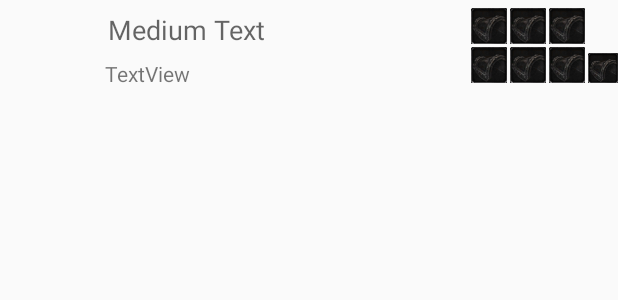
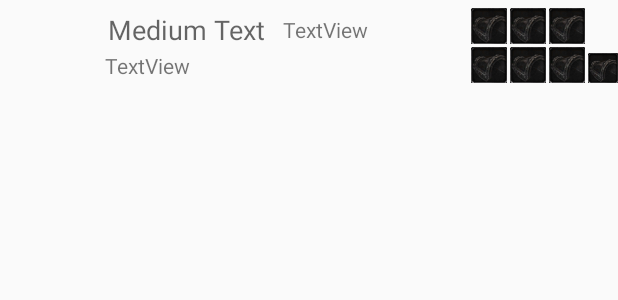
Before and after one commit to xiegeyang/LoL, an Android app: the layout imagetextlist.xml on its own in the app's theme, with its tools: preview values and no code run, on a phone screen of 412 x 824 dp. Shown: the top 300 px of the screen. Run offline under Robolectric (Android 15) with nearby library versions, the phone set to English and light mode, and no system bars.

Commit message:
Implement date and time for recent game info

```diff
--- a/app/src/main/java/com/example/geyangxie/lol/GameInfo.java
+++ b/app/src/main/java/com/example/geyangxie/lol/GameInfo.java
@@ -16,7 +16,7 @@ public class GameInfo implements Serializable {
     public int level;
     public boolean invalid;
     public String subType;
-    public long createDate;
+    public Long createDate;
     public int championId;
     public String gameType;
     public Stats stats;
--- a/app/src/main/java/com/example/geyangxie/lol/RequestEngine.java
+++ b/app/src/main/java/com/example/geyangxie/lol/RequestEngine.java
@@ -149,6 +149,11 @@ public class RequestEngine {
                 } catch (JSONException e) {
                     e.printStackTrace();
                 }
+                try {
+                    summoner.recentGames[i].createDate = jObject.getJSONArray("games").getJSONObject(i).getLong("createDate");
+                } catch (JSONException e) {
+                    e.printStackTrace();
+                }
 
             }
 
--- a/app/src/main/java/com/example/geyangxie/lol/SummonerInfo.java
+++ b/app/src/main/java/com/example/geyangxie/lol/SummonerInfo.java
@@ -43,7 +43,7 @@ public class SummonerInfo implements Serializable{
                 this.region = region;
                 break;
         }
-        recentGames = new GameInfo[3];
+        recentGames = new GameInfo[5];
         for(int i =0;i<recentGames.length;i++){
             recentGames[i] = new GameInfo();
         }
--- a/app/src/main/res/layout/imagetextlist.xml
+++ b/app/src/main/res/layout/imagetextlist.xml
@@ -17,7 +17,8 @@
         android:layout_toRightOf="@+id/champiomIcon"
         android:layout_toEndOf="@+id/champiomIcon"
         android:layout_marginLeft="0dp"
-        android:layout_marginStart="0dp">
+        android:layout_marginStart="0dp"
+        android:id="@+id/normal_layout">
 
         <TextView
             android:id="@+id/textView_isWin"
@@ -34,8 +35,28 @@
             android:layout_height="wrap_content"
             android:text="TextView"
             android:layout_marginLeft="10dp"
-            android:layout_marginTop="5dp"/>
+            />
     </LinearLayout>
+
+    <LinearLayout android:layout_width="wrap_content"
+        android:layout_height="wrap_content"
+        android:orientation="vertical"
+        android:layout_alignParentTop="true"
+        android:layout_toRightOf="@+id/normal_layout"
+        android:layout_toEndOf="@+id/normal_layout"
+        android:layout_marginLeft="0dp"
+        android:layout_marginStart="0dp">
+        <TextView
+
+            android:layout_width="wrap_content"
+            android:layout_height="wrap_content"
+            android:text="TextView"
+            android:layout_marginLeft="10dp"
+            android:layout_marginTop="10dp"
+            android:id="@+id/textView_date"
+            />
+    </LinearLayout>
+
 
     <TableLayout
         android:layout_width="wrap_content"
```
Also changed, not shown: app/src/main/java/com/example/geyangxie/lol/CustomListAdapter.java (+14 -3 lines), app/src/main/java/com/example/geyangxie/lol/SummonerActivity.java (+15 -3 lines).
